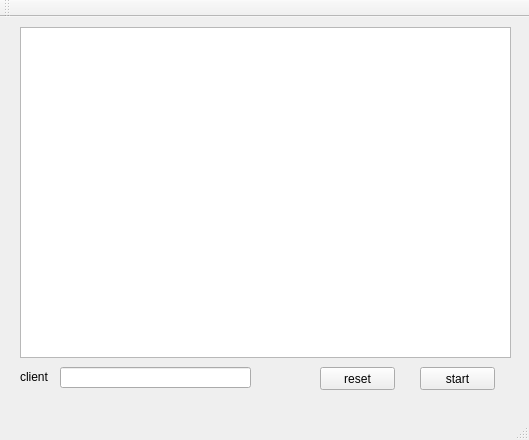
Old version of the form cim_server/mainwindow.ui in the repository David-Croose/qt_cim_server.
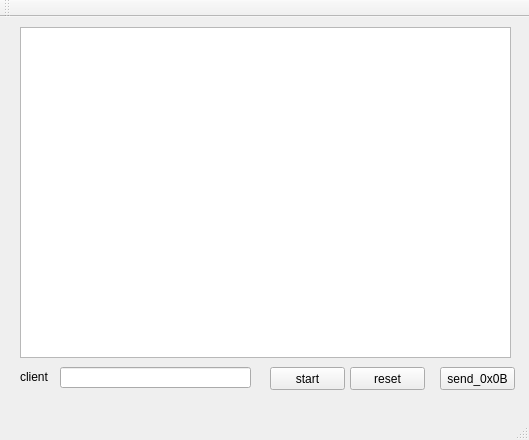
New version of the form.

The edit to the form file:
```diff
--- a/cim_server/mainwindow.ui
+++ b/cim_server/mainwindow.ui
@@ -27,7 +27,7 @@
    <widget class="QPushButton" name="pushButton">
     <property name="geometry">
      <rect>
-      <x>420</x>
+      <x>270</x>
       <y>350</y>
       <width>75</width>
       <height>23</height>
@@ -63,7 +63,7 @@
    <widget class="QPushButton" name="pushButton_2">
     <property name="geometry">
      <rect>
-      <x>320</x>
+      <x>350</x>
       <y>350</y>
       <width>75</width>
       <height>23</height>
@@ -73,6 +73,19 @@
      <string>reset</string>
     </property>
    </widget>
+   <widget class="QPushButton" name="pushButton_3">
+    <property name="geometry">
+     <rect>
+      <x>440</x>
+      <y>350</y>
+      <width>75</width>
+      <height>23</height>
+     </rect>
+    </property>
+    <property name="text">
+     <string>send_0x0B</string>
+    </property>
+   </widget>
   </widget>
   <widget class="QMenuBar" name="menuBar">
    <property name="geometry">
```
